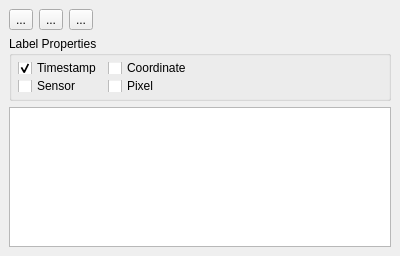
Before: the Qt Designer form timeseriesviewer/ui/labelingdock.ui in jakimowb/eo-time-series-viewer, drawn with Qt 5.
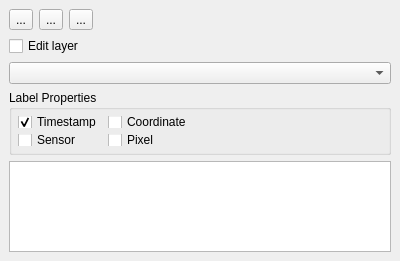
After: the same form once the commit is applied. Icons and pictures are not drawn. Custom widgets are drawn as their Qt base class.

The edit to the form file:
```diff
--- a/timeseriesviewer/ui/labelingdock.ui
+++ b/timeseriesviewer/ui/labelingdock.ui
@@ -7,7 +7,7 @@
     <x>0</x>
     <y>0</y>
     <width>400</width>
-    <height>256</height>
+    <height>261</height>
    </rect>
   </property>
   <property name="windowTitle">
@@ -76,6 +76,16 @@
       </item>
      </layout>
     </item>
+    <item>
+     <widget class="QCheckBox" name="checkBox">
+      <property name="text">
+       <string>Edit layer</string>
+      </property>
+     </widget>
+    </item>
+    <item>
+     <widget class="QgsMapLayerComboBox" name="mMapLayerComboBox"/>
+    </item>
     <item>
      <widget class="QGroupBox" name="groupBoxLabelProperties">
       <property name="enabled">
@@ -178,6 +188,13 @@
    </layout>
   </widget>
  </widget>
+ <customwidgets>
+  <customwidget>
+   <class>QgsMapLayerComboBox</class>
+   <extends>QComboBox</extends>
+   <header>qgsmaplayercombobox.h</header>
+  </customwidget>
+ </customwidgets>
  <resources>
   <include location="resources.qrc"/>
  </resources>
```
